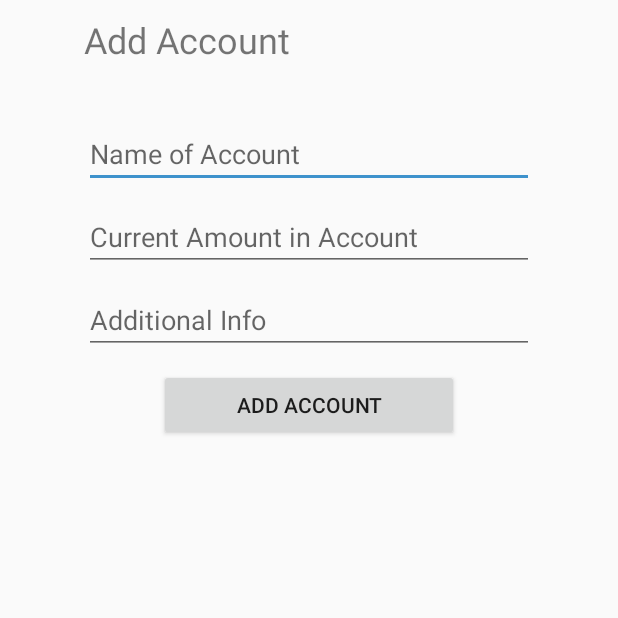
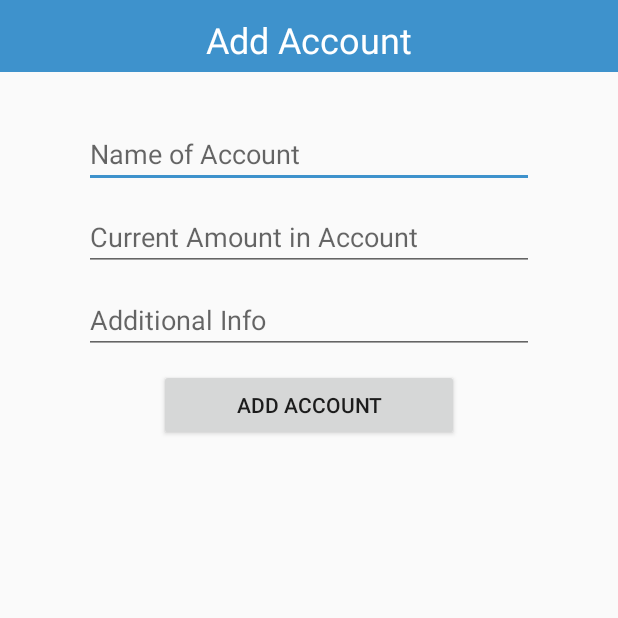
Before and after one commit to anantkes19/cheqit, an Android app: the AddAccountActivity screen opened directly, with no data from a screen before it, on a phone screen of 412 x 824 dp, the top half of it. Run offline under Robolectric (Android 15) with nearby library versions, the phone set to English and light mode, and no system bars; network calls fail.

Commit message:
Adding style

```diff
--- a/app/src/main/res/layout/activity_account_detail.xml
+++ b/app/src/main/res/layout/activity_account_detail.xml
@@ -31,7 +31,7 @@
             android:layout_marginTop="80dp"
             android:layout_below="@+id/settings_add_titleText"
             android:layout_centerInParent="true"
-            android:inputType="textPersonName"
+            android:inputType="textCapSentences|textAutoCorrect"
             android:hint="@string/settings_add_name" />
         <EditText
             android:id="@+id/settings_add_amountText"
@@ -40,7 +40,7 @@
             android:layout_marginTop="20dp"
             android:layout_below="@+id/settings_add_nameText"
             android:layout_centerInParent="true"
-            android:inputType="textPersonName"
+            android:inputType="numberDecimal"
             android:hint="@string/settings_add_amount" />
         <EditText
             android:id="@+id/settings_add_commentText"
@@ -49,7 +49,7 @@
             android:layout_marginTop="20dp"
             android:layout_below="@+id/settings_add_amountText"
             android:layout_centerInParent="true"
-            android:inputType="textPersonName"
+            android:inputType="textCapSentences|textAutoCorrect"
             android:hint="@string/settings_add_comment" />
         <Button
             android:id="@+id/settings_add_button_submit"
--- a/app/src/main/res/layout/activity_add_account.xml
+++ b/app/src/main/res/layout/activity_add_account.xml
@@ -12,11 +12,15 @@
 
         <TextView
             android:id="@+id/settings_add_titleText"
-            android:layout_width="300dp"
+            android:layout_width="match_parent"
             android:layout_height="wrap_content"
             android:layout_alignParentTop="true"
-            android:layout_marginTop="10dp"
+            android:paddingBottom="5dp"
+            android:textColor="@android:color/primary_text_dark"
+            android:background="@color/colorPrimary"
+            android:paddingTop="@dimen/form_item_gap"
             android:textSize="24sp"
+            android:textAlignment="center"
             android:layout_centerInParent="true"
             android:text="@string/settings_add_title"/>
         <EditText
@@ -27,7 +31,7 @@
             android:layout_marginTop="80dp"
             android:layout_below="@+id/settings_add_titleText"
             android:layout_centerInParent="true"
-            android:inputType="textPersonName"
+            android:inputType="textCapSentences|textAutoCorrect"
             android:hint="@string/settings_add_name" />
         <EditText
             android:id="@+id/settings_add_amountText"
@@ -36,7 +40,7 @@
             android:layout_marginTop="@dimen/form_item_gap"
             android:layout_below="@+id/settings_add_nameText"
             android:layout_centerInParent="true"
-            android:inputType="textPersonName"
+            android:inputType="numberDecimal"
             android:hint="@string/settings_add_amount" />
         <EditText
             android:id="@+id/settings_add_commentText"
@@ -45,7 +49,7 @@
             android:layout_marginTop="@dimen/form_item_gap"
             android:layout_below="@+id/settings_add_amountText"
             android:layout_centerInParent="true"
-            android:inputType="textPersonName"
+            android:inputType="textCapSentences|textAutoCorrect"
             android:hint="@string/settings_add_comment" />
         <Button
             android:id="@+id/settings_add_button_submit"
```
Also changed, not shown: app/src/main/java/devops/colby/cheqit/AddActivity.java (+18 -13 lines), app/src/main/res/layout/activity_add.xml (+23 -15 lines), app/src/main/res/layout/activity_transaction_detail.xml (+26 -17 lines).
